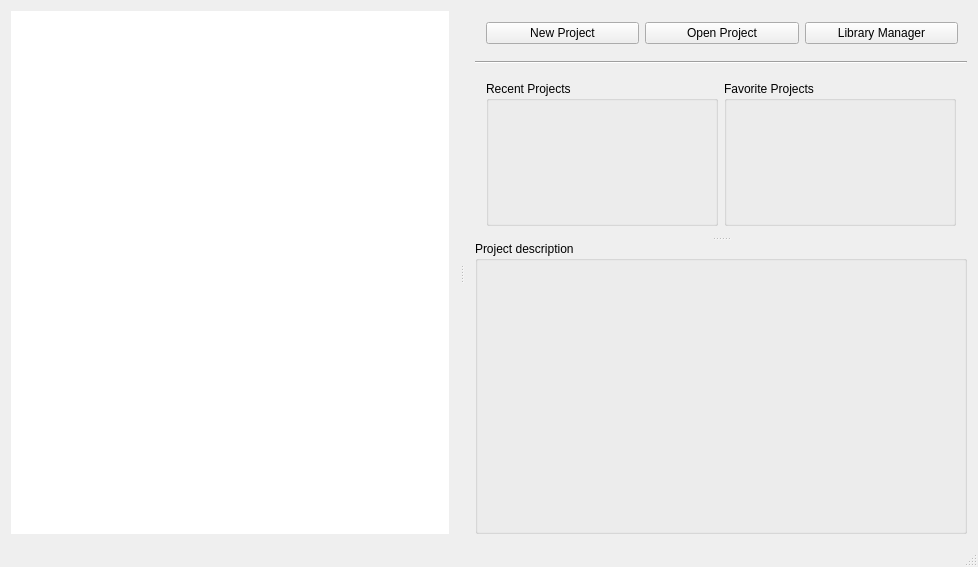
Before: the Qt Designer form libs/librepcb/editor/workspace/controlpanel/controlpanel.ui in LibrePCB/LibrePCB, drawn with Qt 5.
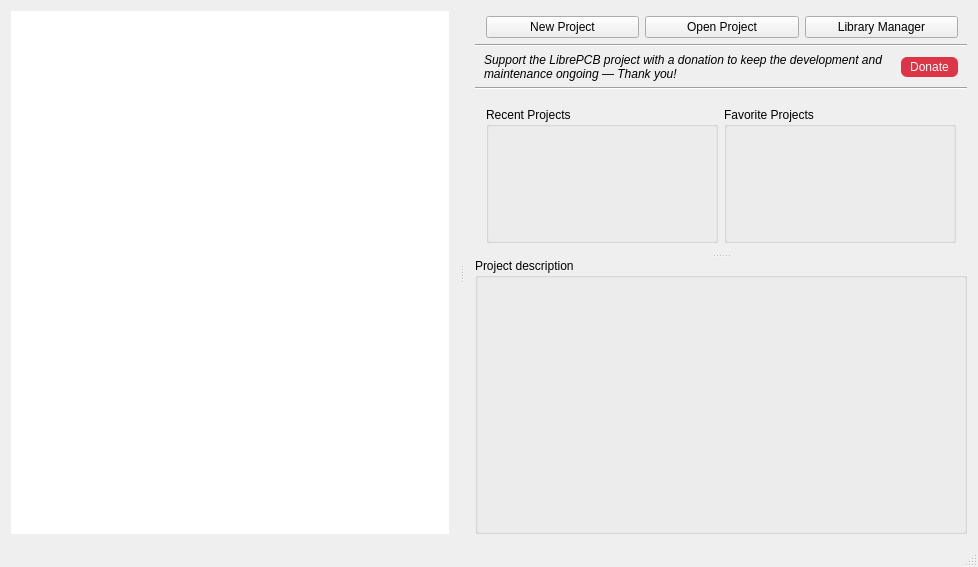
After: the same form once the commit is applied. Icons and pictures are not drawn. Custom widgets are drawn as their Qt base class.

Commit message: ControlPanel: Add donate button

The edit to the form file:
```diff
--- a/libs/librepcb/editor/workspace/controlpanel/controlpanel.ui
+++ b/libs/librepcb/editor/workspace/controlpanel/controlpanel.ui
@@ -93,7 +93,7 @@
        </layout>
       </widget>
       <widget class="QWidget" name="layoutWidget1">
-       <layout class="QVBoxLayout" name="verticalLayout">
+       <layout class="QVBoxLayout" name="verticalLayout" stretch="0,0,0,0,1">
         <item>
          <widget class="QFrame" name="frame">
           <property name="sizePolicy">
@@ -109,9 +109,15 @@
            <enum>QFrame::Raised</enum>
           </property>
           <layout class="QHBoxLayout" name="horizontalLayout_2">
+           <property name="topMargin">
+            <number>5</number>
+           </property>
            <property name="rightMargin">
             <number>9</number>
            </property>
+           <property name="bottomMargin">
+            <number>0</number>
+           </property>
            <item>
             <widget class="QPushButton" name="newProjectButton">
              <property name="text">
@@ -166,6 +172,96 @@
           </layout>
          </widget>
         </item>
+        <item>
+         <widget class="Line" name="line_2">
+          <property name="orientation">
+           <enum>Qt::Horizontal</enum>
+          </property>
+         </widget>
+        </item>
+        <item>
+         <layout class="QHBoxLayout" name="horizontalLayout_4">
+          <property name="leftMargin">
+           <number>9</number>
+          </property>
+          <property name="rightMargin">
+           <number>9</number>
+          </property>
+          <item>
+           <widget class="QLabel" name="label">
+            <property name="sizePolicy">
+             <sizepolicy hsizetype="Preferred" vsizetype="MinimumExpanding">
+              <horstretch>0</horstretch>
+              <verstretch>0</verstretch>
+             </sizepolicy>
+            </property>
+            <property name="minimumSize">
+             <size>
+              <width>200</width>
+              <height>0</height>
+             </size>
+            </property>
+            <property name="font">
+             <font>
+              <pointsize>9</pointsize>
+              <italic>true</italic>
+             </font>
+            </property>
+            <property name="text">
+             <string>Support the LibrePCB project with a donation to keep the development and maintenance ongoing — Thank you!</string>
+            </property>
+            <property name="wordWrap">
+             <bool>true</bool>
+            </property>
+           </widget>
+          </item>
+          <item>
+           <widget class="QPushButton" name="btnDonate">
+            <property name="sizePolicy">
+             <sizepolicy hsizetype="Fixed" vsizetype="Fixed">
+              <horstretch>0</horstretch>
+              <verstretch>0</verstretch>
+             </sizepolicy>
+            </property>
+            <property name="cursor">
+             <cursorShape>PointingHandCursor</cursorShape>
+            </property>
+            <property name="styleSheet">
+             <string notr="true">QPushButton {
+    color: white;
+    padding: 3px;
+    padding-left: 9px;
+    padding-right: 9px;
+    background-color: #dc3545;
+    border: none;
+    border-radius: 6px;
+}
+
+QPushButton:hover {
+    background-color: #cc3242;
+}
+
+QPushButton:pressed {
+    background-color: #b52b39;
+}</string>
+            </property>
+            <property name="text">
+             <string>Donate</string>
+            </property>
+            <property name="icon">
+             <iconset>
+              <normaloff>:/img/actions/donate_white.svg</normaloff>:/img/actions/donate_white.svg</iconset>
+            </property>
+            <property name="iconSize">
+             <size>
+              <width>13</width>
+              <height>13</height>
+             </size>
+            </property>
+           </widget>
+          </item>
+         </layout>
+        </item>
         <item>
          <widget class="Line" name="line">
           <property name="orientation">
```
The commit also changes 6 other files.
